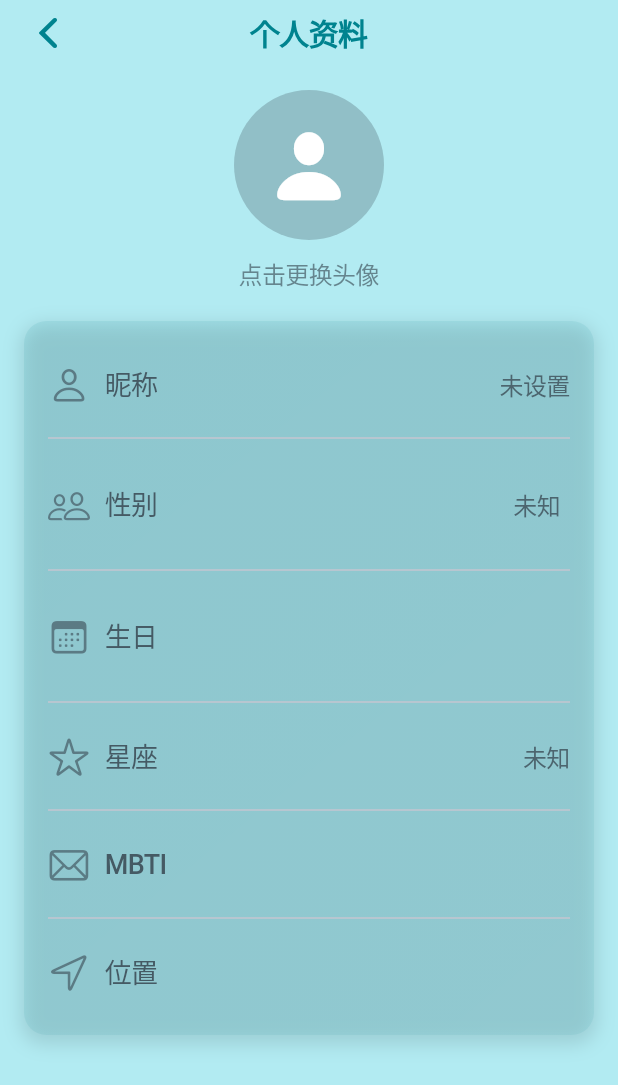
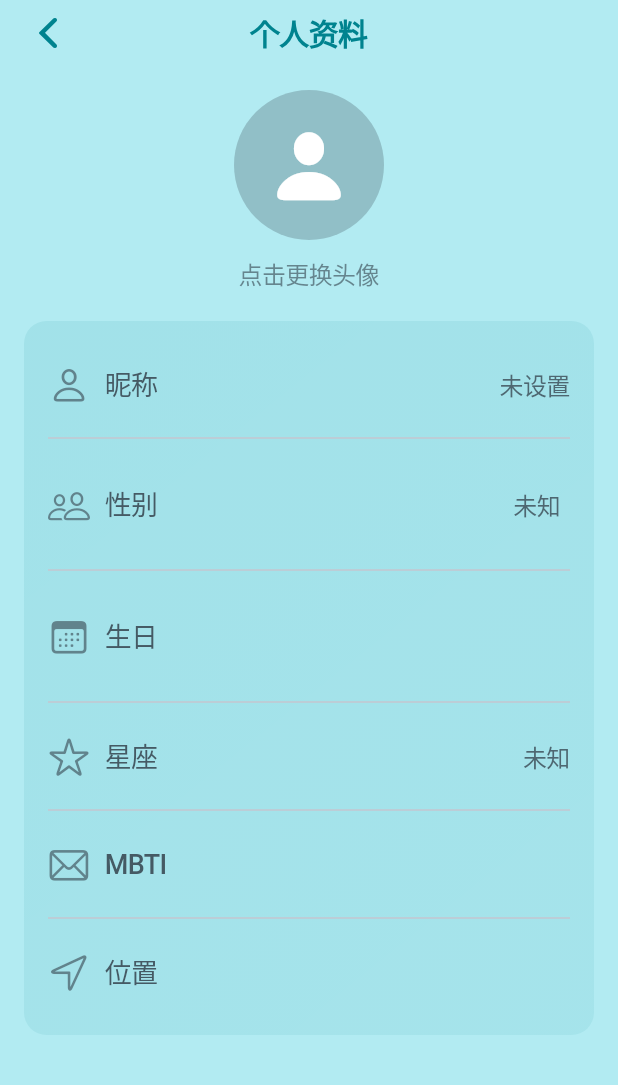
Before and after one commit to 12mimo/-, a Flutter app: the PersonalInfoPage screen opened directly, on a phone screen of 412 x 824 dp. Shown: the top 1085 px of the screen. Run offline on Flutter 3.47's test engine with Material 3 defaults, Android fonts, the phone set to English and light mode, and no system bars; our stand-ins replace connectivity_plus, drift, image_picker, permission_handler, shared_preferences, speech_to_text and 1 more; accounts and stored records are empty; generated files the repository leaves out were written again; network calls fail.

```diff
--- a/lib/pages/personal/profile.dart
+++ b/lib/pages/personal/profile.dart
@@ -185,8 +185,8 @@
               contentColor,
               const AccountSecurityPage(),
             ),
-          _buildSettingItem(
-              '隐私设置', CupertinoIcons.lock, contentColor, const PrivacyPage()),
+          // _buildSettingItem(
+          //     '隐私设置', CupertinoIcons.lock, contentColor, const PrivacyPage()),
           _buildSettingItem('帮助与支持', CupertinoIcons.question_circle,
               contentColor, const HelpSupportPage()),
           _buildSettingItem(
--- a/lib/pages/personal/profile_page.dart
+++ b/lib/pages/personal/profile_page.dart
@@ -135,14 +135,6 @@
           begin: Alignment.topLeft,
           end: Alignment.bottomRight,
         ),
-        boxShadow: [
-          BoxShadow(
-            color: Colors.black12,
-            spreadRadius: 2,
-            blurRadius: 10,
-            offset: const Offset(0, 4),
-          ),
-        ],
       ),
       child: Column(
         crossAxisAlignment: CrossAxisAlignment.start,
```
Also changed, not shown: lib/pages/consultant/index.dart (+28 -0 lines), lib/pages/index/index.dart (+16 -0 lines).
